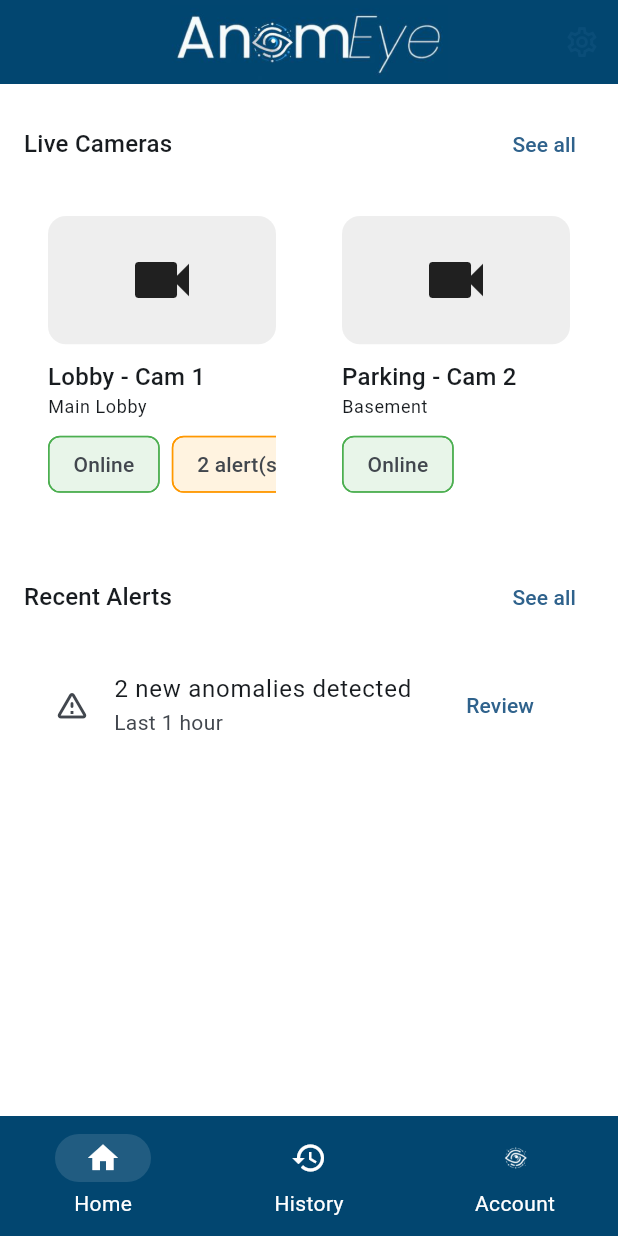
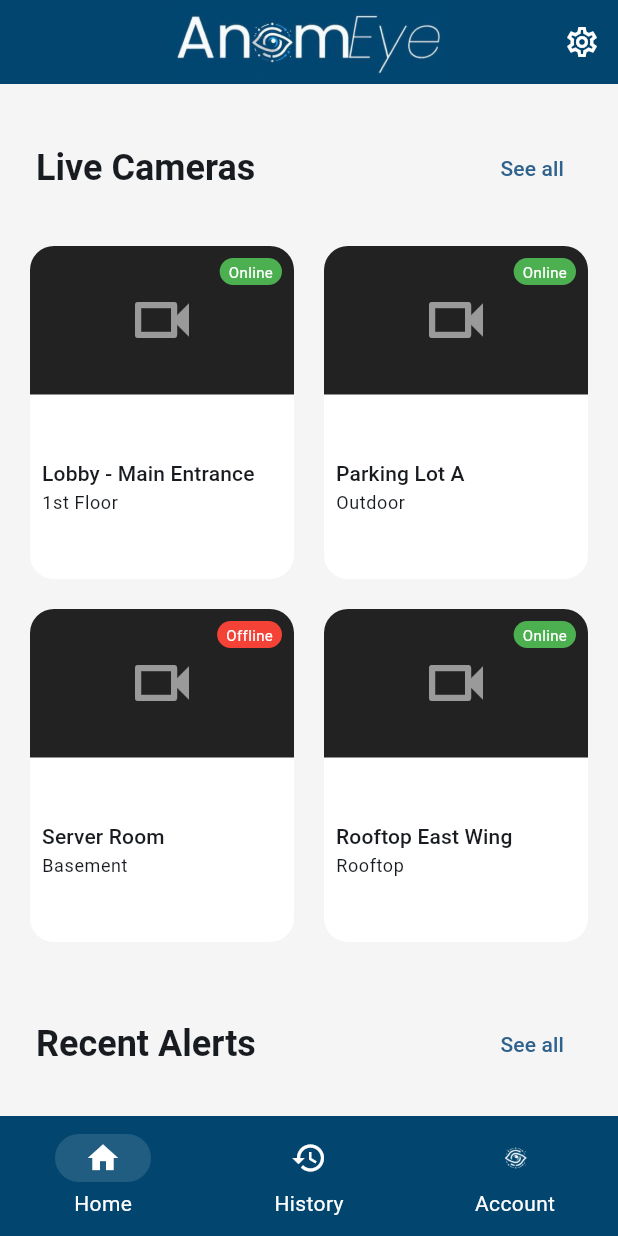
Before and after one commit to Hruto/APP-Criminal-Detection, a Flutter app: the HomeDashboard screen opened by its route, on a phone screen of 412 x 824 dp. Run offline on Flutter 3.47's test engine with Material 3 defaults, Android fonts, the phone set to English and light mode, and no system bars; our stand-ins replace dio, firebase_messaging, flutter_riverpod, flutter_secure_storage, freezed_annotation, go_router; missing offline and left inert: media_kit, media_kit_video; accounts and stored records are empty.

Commit message:
add:refactor camera structure data and design

```diff
--- a/lib/app/di.dart
+++ b/lib/app/di.dart
@@ -2,6 +2,7 @@ import 'package:anomeye/features/auth/domain/auth_repo.dart';
 import 'package:anomeye/features/auth/domain/auth_state.dart';
 import 'package:anomeye/features/auth/presentation/auth_controller.dart';
 import 'package:anomeye/features/auth/storage/secure_token_store.dart';
+import 'package:anomeye/features/cameras/domain/cameras_repo.dart';
 import 'package:flutter_riverpod/flutter_riverpod.dart';
 import 'package:dio/dio.dart';
 import 'env.dart';
@@ -36,3 +37,7 @@ final dioProvider = Provider<Dio>((ref) {
   dio.interceptors.add(AuthInterceptor(ref)); // no-op dulu
   return dio;
 });
+
+final camerasRepoProviderOverride = Provider<CamerasRepo>((ref) {
+  throw UnimplementedError('Hubungka ke FAKE/API sebelum dipakai');
+});
--- /dev/null
+++ b/lib/features/cameras/data/cameras_repo_fake.dart
@@ -0,0 +1,70 @@
+import '../domain/camera.dart';
+import '../domain/cameras_repo.dart';
+
+/// A fake implementation of CamerasRepo for testing and UI development.
+class CamerasRepoFake implements CamerasRepo {
+  /// An optional delay to simulate network latency.
+  final Duration delay;
+
+  CamerasRepoFake({this.delay = const Duration(milliseconds: 500)});
+
+  // A hardcoded list of cameras to be used as a fake data source.
+  final _cameras = <Camera>[
+    const Camera(
+      id: 'cam1',
+      name: 'Lobby - Main Entrance',
+      location: '1st Floor',
+      online: true,
+      activeAlerts: 2,
+    ),
+    const Camera(
+      id: 'cam2',
+      name: 'Parking Lot A',
+      location: 'Outdoor',
+      online: true,
+      activeAlerts: 0,
+    ),
+    const Camera(
+      id: 'cam3',
+      name: 'Server Room',
+      location: 'Basement',
+      online: false, // Simulate an offline camera
+      activeAlerts: 0,
+    ),
+    const Camera(
+      id: 'cam4',
+      name: 'Rooftop East Wing',
+      location: 'Rooftop',
+      online: true,
+      activeAlerts: 0,
+    ),
+  ];
+
+  @override
+  Future<List<Camera>> listCameras() async {
+    // Wait for the simulated delay
+    await Future.delayed(delay);
+
+    // To simulate an error, you could uncomment the following line:
+    // throw Exception('Failed to connect to the network.');
+
+    return _cameras;
+  }
+
+  @override
+  Future<Camera> getCamera(String id) async {
+    // Wait for the simulated delay
+    await Future.delayed(delay);
+
+    // Find the camera by ID.
+    final camera = _cameras.firstWhere((cam) => cam.id == id,
+        orElse: () => throw Exception('Camera with ID $id not found.'));
+
+    if (camera != null) {
+      return camera;
+    } else {
+      // If not found, throw an exception to simulate a "404 Not Found" error.
+      throw Exception('Camera with ID $id not found.');
+    }
+  }
+}
--- a/lib/features/cameras/domain/camera.dart
+++ b/lib/features/cameras/domain/camera.dart
@@ -5,12 +5,12 @@ part 'camera.g.dart';
 @freezed
 class Camera with _$Camera {
   const factory Camera({
-    required String id,
-    required String name,
-    String? location,
-    bool? online,
-    int? activeAlerts,
-    String? streamUrl, // optional (bisa dibangun dari env + id)
+    required String id, // contoh: "cam1"
+    required String name, // "Lobby - Cam 1"
+    String? location, // nullable -> sesuai backend
+    @Default(false) bool online,
+    @Default(0) int activeAlerts,
+    String? streamUrl, // HLS/RTC nanti
   }) = _Camera;
 
   factory Camera.fromJson(Map<String, dynamic> json) => _$CameraFromJson(json);
--- a/lib/features/cameras/domain/cameras_repo.dart
+++ b/lib/features/cameras/domain/cameras_repo.dart
@@ -1,6 +1,6 @@
 import 'camera.dart';
 
 abstract class CamerasRepo {
-  Future<List<Camera>> list();
-  Future<Camera> getById(String id);
+  Future<List<Camera>> listCameras();
+  Future<Camera> getCamera(String id);
 }
--- a/lib/features/cameras/presentation/screens/home_dashboard_screen.dart
+++ b/lib/features/cameras/presentation/screens/home_dashboard_screen.dart
@@ -1,4 +1,4 @@
-import 'package:anomeye/features/cameras/presentation/screens/cameras_controller.dart';
+import 'package:anomeye/features/cameras/presentation/cameras_controller.dart';
 import 'package:flutter/material.dart';
 import 'package:flutter_riverpod/flutter_riverpod.dart';
 import 'package:go_router/go_router.dart';
@@ -17,18 +17,22 @@ class _HomeDashboardState extends ConsumerState<HomeDashboard> {
   @override
   void initState() {
     super.initState();
-    // Set the current navigation index to 0 (Home) when this screen is initialized
+    // Memastikan provider dipanggil setelah frame pertama selesai di-build
     WidgetsBinding.instance.addPostFrameCallback((_) {
-      ref.read(currentNavIndexProvider.notifier).state = 0;
+      // FIX: Memanggil data saat screen pertama kali dibuka
+      ref.read(camerasListProvider.notifier).load();
+      // Mengatur index navigasi (jika provider ini ada)
+      // ref.read(currentNavIndexProvider.notifier).state = 0;
     });
   }
 
   @override
   Widget build(BuildContext context) {
-    final cameras = ref.watch(camerasListProvider);
+    // Tonton provider untuk update UI secara otomatis
+    final camerasAsyncValue = ref.watch(camerasListProvider);
 
     return Scaffold(
-      backgroundColor: const Color.fromARGB(255, 255, 255, 255),
+      backgroundColor: Colors.grey[100],
       appBar: AppBar(
         backgroundColor: const Color(0xFF024670),
         centerTitle: true,
@@ -41,53 +45,56 @@ class _HomeDashboardState extends ConsumerState<HomeDashboard> {
         ),
         actions: [
           IconButton(
-            onPressed: () => context.push('/settings'),
-            icon: const Icon(Icons.settings_outlined),
+            onPressed: () {}, // Ganti dengan navigasi ke settings
+            icon: const Icon(Icons.settings_outlined, color: Colors.white),
           ),
         ],
       ),
-      body: Padding(
-        padding: const EdgeInsets.all(16),
-        child: SingleChildScrollView(
-          child: Column(
-            crossAxisAlignment: CrossAxisAlignment.start,
+      // FIX: Menggunakan .when untuk menangani semua state (loading, error, data)
+      body: camerasAsyncValue.when(
+        loading: () => const Center(child: CircularProgressIndicator()),
+        error: (err, stack) => Center(child: Text('Error: $err')),
+        data: (cameras) => RefreshIndicator(
+          onRefresh: () => ref.read(camerasListProvider.notifier).load(),
+          child: ListView(
+            padding: const EdgeInsets.all(16),
             children: [
+              // --- Bagian Live Cameras ---
               SectionHeader(
                 title: 'Live Cameras',
-                onSeeAll: () => ScaffoldMessenger.of(context).showSnackBar(
-                  const SnackBar(content: Text('See all cameras tapped')),
-                ),
-                titlewhite: '',
+                onSeeAll: () {},
               ),
               const SizedBox(height: 8),
               GridView.builder(
-                itemCount: cameras.value?.length ?? 0,
+                itemCount: cameras.length,
                 shrinkWrap: true,
                 physics: const NeverScrollableScrollPhysics(),
                 gridDelegate: const SliverGridDelegateWithFixedCrossAxisCount(
                   crossAxisCount: 2,
                   crossAxisSpacing: 12,
                   mainAxisSpacing: 12,
-                  childAspectRatio: 0.8, // Adjusted for more vertical space
+                  childAspectRatio: 0.8,
                 ),
                 itemBuilder: (context, index) {
-                  final c = cameras.value?[index];
+                  final camera = cameras[index];
                   return CameraCard(
-                    camera: c!,
-                    onTap: () => context.push('/camera/${c.id}'),
+                    camera: camera,
+                    onTap: () => context.push('/camera/${camera.id}'),
                   );
                 },
               ),
-              const SizedBox(height: 16),
+              const SizedBox(height: 24),
+
+              // --- Bagian Recent Alerts ---
               SectionHeader(
                 title: 'Recent Alerts',
                 onSeeAll: () => context.push('/history'),
-                titlewhite: '',
               ),
               const SizedBox(height: 8),
               Card(
                 child: ListTile(
-                  leading: const Icon(Icons.warning_amber_rounded),
+                  leading: const Icon(Icons.warning_amber_rounded,
+                      color: Colors.orange),
                   title: const Text('2 new anomalies detected'),
                   subtitle: const Text('Last 1 hour'),
                   trailing: TextButton(
--- a/lib/features/cameras/presentation/widgets/camera_card.dart
+++ b/lib/features/cameras/presentation/widgets/camera_card.dart
@@ -1,81 +1,86 @@
+import 'package:flutter/material.dart';
 import 'package:anomeye/features/cameras/domain/camera.dart';
-import 'package:flutter/material.dart';
 
 class CameraCard extends StatelessWidget {
   final Camera camera;
   final VoidCallback? onTap;
-  const CameraCard({super.key, required this.camera, this.onTap});
+
+  const CameraCard({
+    super.key,
+    required this.camera,
+    this.onTap,
+  });
 
   @override
   Widget build(BuildContext context) {
-    return InkWell(
+    // REFINED: Menghapus SizedBox luar, karena GridView sudah mengatur ukuran.
+    return Card(
+      clipBehavior: Clip.antiAlias,
+      child: InkWell(
         onTap: onTap,
-      child: Card(
-        child: Padding(
-          padding: const EdgeInsets.all(12),
         child: Column(
           crossAxisAlignment: CrossAxisAlignment.start,
           children: [
+            // Bagian atas: Preview video & status online
             AspectRatio(
               aspectRatio: 16 / 9,
               child: Container(
+                color: Colors.black87,
+                child: Stack(
+                  children: [
+                    const Center(
+                      child: Icon(Icons.videocam_outlined,
+                          color: Colors.white54, size: 48),
+                    ),
+                    Positioned(
+                      top: 8,
+                      right: 8,
+                      child: Container(
+                        padding: const EdgeInsets.symmetric(
+                            horizontal: 6, vertical: 2),
                         decoration: BoxDecoration(
-                    color: Colors.grey.shade200,
+                          color: camera.online ? Colors.green : Colors.red,
                           borderRadius: BorderRadius.circular(12),
                         ),
-                  alignment: Alignment.center,
-                  child: Icon(
-                    camera.online ?? false
-                        ? Icons.videocam
-                        : Icons.videocam_off,
-                    size: 48,
+                        child: Text(
+                          camera.online ? 'Online' : 'Offline',
+                          style: const TextStyle(
+                              color: Colors.white, fontSize: 10),
                         ),
                       ),
                     ),
-              const SizedBox(height: 10),
+                  ],
+                ),
+              ),
+            ),
+            // Bagian bawah: Nama & lokasi kamera
+            Expanded(
+              child: Padding(
+                padding: const EdgeInsets.all(8.0), // Padding sedikit dikurangi
+                child: Column(
+                  crossAxisAlignment: CrossAxisAlignment.start,
+                  mainAxisAlignment: MainAxisAlignment.center,
+                  children: [
                     Text(
                       camera.name,
-                style: Theme.of(context).textTheme.titleMedium,
-                maxLines: 1,
+                      style: Theme.of(context).textTheme.titleSmall,
+                      maxLines: 2, // Izinkan nama hingga 2 baris
                       overflow: TextOverflow.ellipsis,
                     ),
+                    const SizedBox(height: 2),
                     Text(
                       camera.location ?? 'No location',
                       style: Theme.of(context).textTheme.bodySmall,
                       maxLines: 1,
                       overflow: TextOverflow.ellipsis,
                     ),
-              const SizedBox(height: 6),
-              // Use SingleChildScrollView with horizontal scrolling instead of Row
-              SingleChildScrollView(
-                scrollDirection: Axis.horizontal,
-                child: Row(
-                  children: [
-                    Chip(
-                      label:
-                          Text(camera.online ?? false ? 'Online' : 'Offline'),
-                      backgroundColor: camera.online ?? false
-                          ? Colors.green.shade50
-                          : Colors.red.shade50,
-                      side: BorderSide(
-                          color: camera.online ?? false
-                              ? Colors.green
-                              : Colors.red),
+                  ],
                 ),
-                    const SizedBox(width: 8),
-                    if (camera.activeAlerts != 0)
-                      Chip(
-                        label: Text('${camera.activeAlerts} alert(s)'),
-                        backgroundColor: Colors.orange.shade50,
-                        side: const BorderSide(color: Colors.orange),
-                      ),
-                  ],
               ),
             ),
           ],
         ),
       ),
-      ),
     );
   }
 }
--- a/lib/main.dart
+++ b/lib/main.dart
@@ -1,10 +1,14 @@
+import 'package:anomeye/features/cameras/data/cameras_repo_fake.dart';
+import 'package:anomeye/features/cameras/presentation/cameras_controller.dart';
 import 'package:flutter/material.dart';
 import 'package:flutter_riverpod/flutter_riverpod.dart';
 import 'package:anomeye/app/theme/app_theme.dart';
 import 'package:anomeye/app/router.dart';
 
 void main() {
-  runApp(const ProviderScope(child: AnomEyeApp()));
+  runApp(ProviderScope(
+      overrides: [camerasRepoProvider.overrideWithValue(CamerasRepoFake())],
+      child: const AnomEyeApp()));
 }
 
 class AnomEyeApp extends ConsumerWidget {
--- a/lib/shared/widgets/section_header.dart
+++ b/lib/shared/widgets/section_header.dart
@@ -3,17 +3,34 @@ import 'package:flutter/material.dart';
 class SectionHeader extends StatelessWidget {
   final String title;
   final VoidCallback? onSeeAll;
-  const SectionHeader({super.key, required this.title, this.onSeeAll, required String titlewhite});
+
+  const SectionHeader({
+    super.key,
+    required this.title,
+    this.onSeeAll,
+  });
 
   @override
   Widget build(BuildContext context) {
-    return Row(
-      mainAxisAlignment: MainAxisAlignment.spaceBetween,
-      children: [
-        Text(title, style: Theme.of(context).textTheme.titleMedium),
-        if (onSeeAll != null)
-          TextButton(onPressed: onSeeAll, child: const Text('See all')),
-      ],
+    return Padding(
+      padding: const EdgeInsets.symmetric(horizontal: 8.0, vertical: 16.0),
+      child: Row(
+        mainAxisAlignment: MainAxisAlignment.spaceBetween,
+        children: [
+          Text(
+            title,
+            style: Theme.of(context)
+                .textTheme
+                .headlineSmall
+                ?.copyWith(fontWeight: FontWeight.bold),
+          ),
+          if (onSeeAll != null)
+            TextButton(
+              onPressed: onSeeAll,
+              child: const Text('See all'),
+            ),
+        ],
+      ),
     );
   }
 }
```
Also changed, not shown: lib/features/cameras/data/cameras_api.dart (deleted, +0 -34 lines), lib/features/cameras/data/cameras_repo_api.dart (added, +24 -0 lines), lib/features/cameras/data/cameras_repo_impl.dart (deleted, +0 -14 lines), lib/features/cameras/presentation/cameras_controller.dart (added, +62 -0 lines), lib/features/cameras/presentation/screens/camera_detail_screen.dart (+43 -15 lines), lib/features/cameras/presentation/screens/cameras_controller.dart (deleted, +0 -21 lines), lib/features/cameras/domain/camera.freezed.dart, lib/features/cameras/domain/camera.g.dart. Lines whose indentation alone changed are shown as unchanged.
